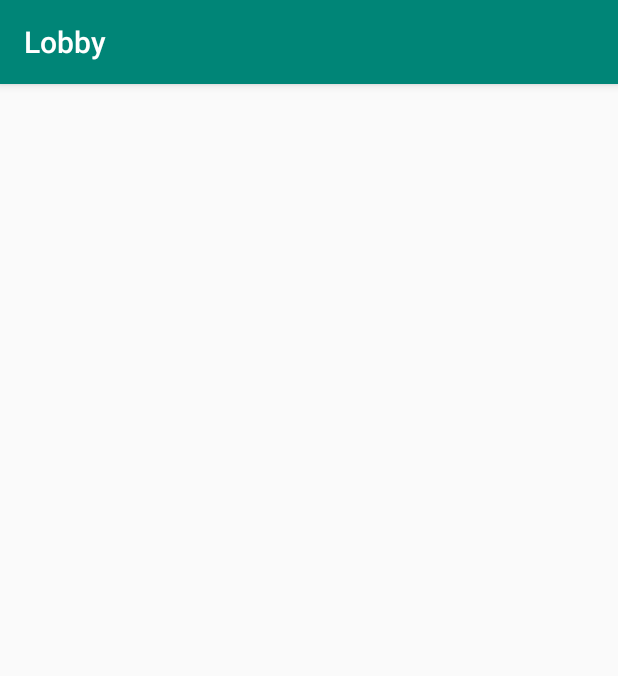
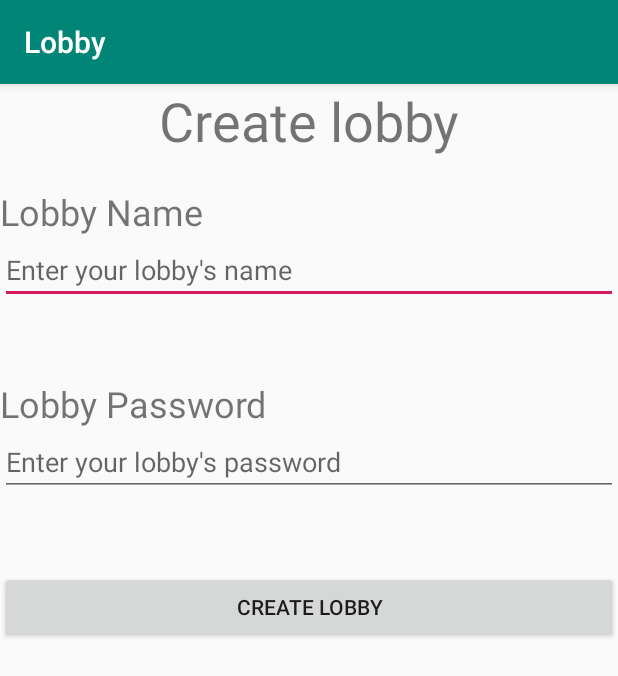
Before and after one commit to Adarshmihir/AndroidProjectUQAC, an Android app: the screen it shows after launch (CreateLobbyActivity), on a phone screen of 412 x 824 dp. Shown: the top 676 px of the screen. Run offline under Robolectric (Android 15) with nearby library versions, the light colour scheme and no system bars.

Commit message:
Finished CreateLobby interface

```diff
--- a/RapstarGO/app/src/main/java/com/example/rapstargo/CreateLobbyActivity.java
+++ b/RapstarGO/app/src/main/java/com/example/rapstargo/CreateLobbyActivity.java
@@ -1,6 +1,12 @@
 package com.example.rapstargo;
 
+import android.os.Bundle;
 import android.support.v7.app.AppCompatActivity;
 
 public class CreateLobbyActivity extends AppCompatActivity {
+    @Override
+    protected void onCreate(Bundle savedInstanceState) {
+        super.onCreate(savedInstanceState);
+        setContentView(R.layout.activity_create_lobby);
+    }
 }
--- a/RapstarGO/app/src/main/res/layout/activity_create_lobby.xml
+++ b/RapstarGO/app/src/main/res/layout/activity_create_lobby.xml
@@ -22,11 +22,18 @@
         android:layout_marginBottom="50dp"
         android:orientation="vertical">
 
+        <LinearLayout
+            android:id="@+id/nameVLayout"
+            android:layout_width="match_parent"
+            android:layout_height="match_parent"
+            android:layout_marginBottom="50dp"
+            android:orientation="vertical">
+
             <TextView
                 android:id="@+id/lobbyNameLabel"
                 android:layout_width="match_parent"
                 android:layout_height="wrap_content"
-            android:text="LobbyName"
+                android:text="Lobby Name"
                 android:textSize="24sp" />
 
             <EditText
@@ -36,21 +43,29 @@
                 android:ems="10"
                 android:hint="Enter your lobby's name"
                 android:inputType="textPersonName" />
+        </LinearLayout>
+
+        <LinearLayout
+            android:id="@+id/passwordVLayout"
+            android:layout_width="match_parent"
+            android:layout_height="match_parent"
+            android:orientation="vertical">
 
             <TextView
-            android:id="@+id/lobbyPassword"
+                android:id="@+id/lobbyPasswordLabel"
                 android:layout_width="match_parent"
                 android:layout_height="wrap_content"
                 android:text="Lobby Password"
                 android:textSize="24sp" />
 
             <EditText
-            android:id="@+id/lobbyPassword"
+                android:id="@+id/lobbyPasswordText"
                 android:layout_width="match_parent"
                 android:layout_height="wrap_content"
                 android:ems="10"
                 android:hint="Enter your lobby's password"
                 android:inputType="textPassword" />
+        </LinearLayout>
 
     </LinearLayout>
 
```
Lines whose indentation alone changed are shown as unchanged.
